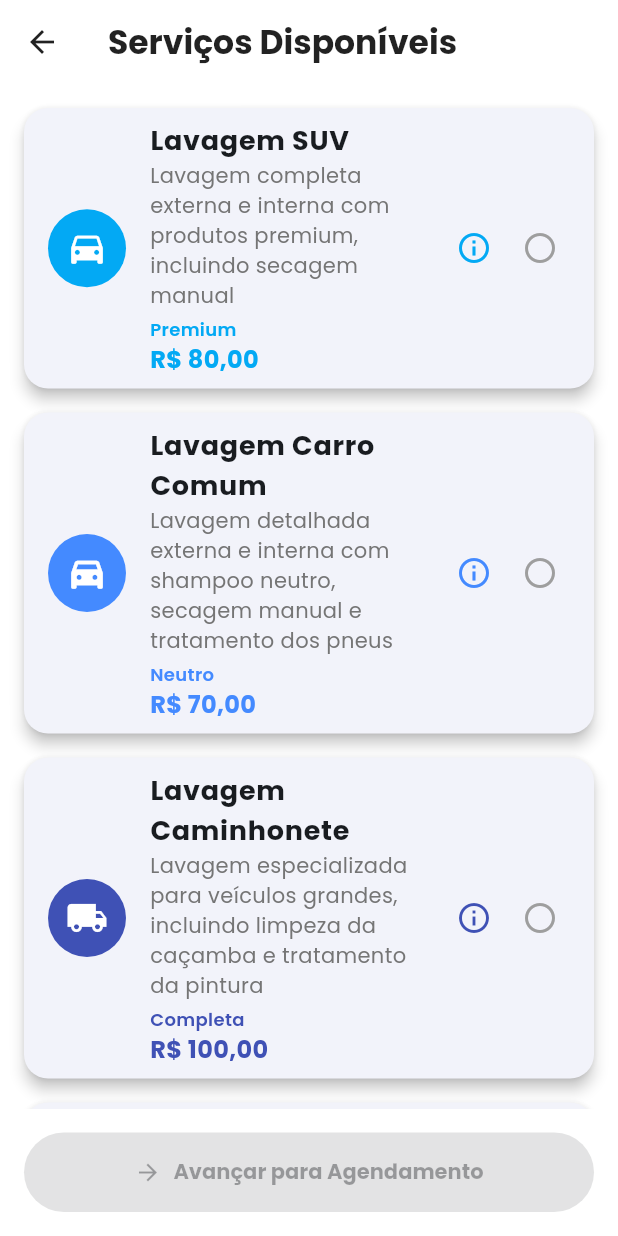
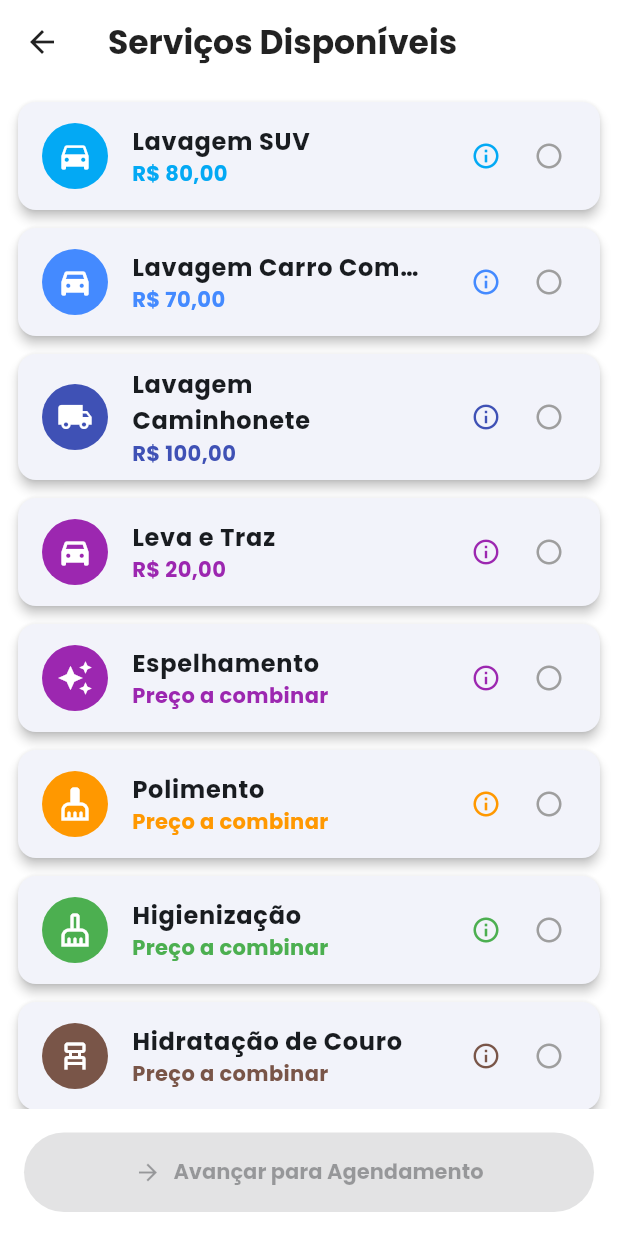
Before and after one commit to LuCasRochA2023/ftw_solucoes_tcc, a Flutter app: the AvailableServicesScreen screen opened directly with empty values, on a phone screen of 412 x 824 dp. Run offline on Flutter 3.47's test engine with Material 3 defaults, Android fonts, the phone set to English and light mode, and no system bars; our stand-ins replace cached_network_image, cloud_firestore, dio, firebase_auth, firebase_core, firebase_storage and 8 more; missing offline and left inert: firebase_app_check; accounts and stored records are empty; generated files the repository leaves out were written again.

Commit message:
app 06/08 last release

```diff
--- a/lib/screens/available_services_screen.dart
+++ b/lib/screens/available_services_screen.dart
@@ -416,7 +416,7 @@ class _AvailableServicesScreenState extends State<AvailableServicesScreen> {
         'title': 'Lavagem SUV',
         'subtitle': 'Premium',
         'description':
-            'Lavagem completa externa e interna com produtos premium, incluindo secagem manual',
+            'Lavagem completa externa e interna com produtos premium',
         'icon': Icons.directions_car,
         'color': Colors.lightBlue,
         'price': 'R\$ 80,00',
@@ -424,8 +424,7 @@ class _AvailableServicesScreenState extends State<AvailableServicesScreen> {
       {
         'title': 'Lavagem Carro Comum',
         'subtitle': 'Neutro',
-        'description':
-            'Lavagem detalhada externa e interna com shampoo neutro, secagem manual e tratamento dos pneus',
+        'description': 'Lavagem detalhada externa e interna com shampoo neutro',
         'icon': Icons.directions_car_filled,
         'color': Colors.blueAccent,
         'price': 'R\$ 70,00',
@@ -433,8 +432,7 @@ class _AvailableServicesScreenState extends State<AvailableServicesScreen> {
       {
         'title': 'Lavagem Caminhonete',
         'subtitle': 'Completa',
-        'description':
-            'Lavagem especializada para veículos grandes, incluindo limpeza da caçamba e tratamento da pintura',
+        'description': 'Lavagem especializada para veículos grandes',
         'icon': Icons.local_shipping,
         'color': Colors.indigo,
         'price': 'R\$ 100,00',
@@ -442,8 +440,7 @@ class _AvailableServicesScreenState extends State<AvailableServicesScreen> {
       {
         'title': 'Leva e Traz',
         'subtitle': 'Busca + Entrega',
-        'description':
-            'Serviço completo de busca, lavagem e entrega do seu veículo no local combinado',
+        'description': 'Busca, lavagem e entrega do veículo',
         'icon': Icons.directions_car_filled,
         'color': Colors.purple,
         'price': 'R\$ 20,00',
@@ -454,8 +451,7 @@ class _AvailableServicesScreenState extends State<AvailableServicesScreen> {
       {
         'title': 'Espelhamento',
         'subtitle': 'Riscos',
-        'description':
-            'Remoção de riscos superficiais e correção de manchas para restaurar o brilho original da pintura',
+        'description': 'Remoção de riscos superficiais e correção de manchas',
         'icon': Icons.auto_awesome,
         'color': Colors.purple,
         'price': 'Preço a combinar',
@@ -463,8 +459,7 @@ class _AvailableServicesScreenState extends State<AvailableServicesScreen> {
       {
         'title': 'Polimento',
         'subtitle': 'Profundo',
-        'description':
-            'Correção de imperfeições profundas na pintura para restaurar o brilho e acabamento original',
+        'description': 'Correção de imperfeições profundas na pintura',
         'icon': Icons.cleaning_services,
         'color': Colors.orange,
         'price': 'Preço a combinar',
@@ -472,8 +467,7 @@ class _AvailableServicesScreenState extends State<AvailableServicesScreen> {
       {
         'title': 'Higienização',
         'subtitle': 'Profunda',
-        'description':
-            'Limpeza profunda do interior com extratora, remoção de odores e tratamento antibacteriano',
+        'description': 'Limpeza profunda do interior com extratora',
         'icon': Icons.cleaning_services_outlined,
         'color': Colors.green,
         'price': 'Preço a combinar',
@@ -481,8 +475,7 @@ class _AvailableServicesScreenState extends State<AvailableServicesScreen> {
       {
         'title': 'Hidratação de Couro',
         'subtitle': 'Especializado',
-        'description':
-            'Limpeza, hidratação e proteção de bancos e painéis em couro para manter a durabilidade e aparência',
+        'description': 'Limpeza, hidratação e proteção de bancos em couro',
         'icon': Icons.chair_alt,
         'color': Colors.brown,
         'price': 'Preço a combinar',
@@ -490,8 +483,7 @@ class _AvailableServicesScreenState extends State<AvailableServicesScreen> {
       {
         'title': 'Enceramento',
         'subtitle': 'Carnaúba',
-        'description':
-            'Aplicação de cera de carnaúba natural para proteção da pintura e brilho intenso e duradouro',
+        'description': 'Aplicação de cera de carnaúba natural',
         'icon': Icons.auto_awesome_motion,
         'color': Colors.teal,
         'price': 'Preço a combinar',
@@ -499,8 +491,7 @@ class _AvailableServicesScreenState extends State<AvailableServicesScreen> {
       {
         'title': 'Cristalização de Faróis',
         'subtitle': 'Restauração',
-        'description':
-            'Restauração do brilho original dos faróis com remoção de amarelamento e aplicação de proteção UV',
+        'description': 'Restauração do brilho original dos faróis',
         'icon': Icons.lightbulb_outline,
         'color': Colors.amber,
         'price': 'Preço a combinar',
@@ -508,8 +499,7 @@ class _AvailableServicesScreenState extends State<AvailableServicesScreen> {
       {
         'title': 'Remoção de chuva ácida',
         'subtitle': 'Tratamento Especializado',
-        'description':
-            'Tratamento especializado para remover manchas causadas por chuva ácida na pintura com produtos específicos',
+        'description': 'Tratamento para remover manchas de chuva ácida',
         'icon': Icons.water_drop,
         'color': Colors.blueGrey,
         'price': 'Preço a combinar',
@@ -517,8 +507,7 @@ class _AvailableServicesScreenState extends State<AvailableServicesScreen> {
       {
         'title': 'Lavagem do motor',
         'subtitle': 'Limpeza Segura',
-        'description':
-            'Lavagem segura do compartimento do motor com proteção de componentes elétricos',
+        'description': 'Lavagem segura do compartimento do motor',
         'icon': Icons.settings,
         'color': Colors.grey,
         'price': 'Preço a combinar',
@@ -526,8 +515,7 @@ class _AvailableServicesScreenState extends State<AvailableServicesScreen> {
       {
         'title': 'Revitalização de para-choques e plásticos',
         'subtitle': 'Restauração + Proteção',
-        'description':
-            'Restauração da cor original e proteção de para-choques e plásticos externos com produtos específicos',
+        'description': 'Restauração da cor original e proteção',
         'icon': Icons.crop_16_9,
         'color': Colors.black54,
         'price': 'Preço a combinar',
@@ -535,8 +523,7 @@ class _AvailableServicesScreenState extends State<AvailableServicesScreen> {
       {
         'title': 'Higienização interna com extratora',
         'subtitle': 'Limpeza Profunda',
-        'description':
-            'Limpeza profunda de estofados e carpetes com extratora profissional e produtos específicos',
+        'description': 'Limpeza profunda de estofados e carpetes',
         'icon': Icons.chair,
         'color': Colors.lightGreen,
         'price': 'Preço a combinar',
@@ -544,16 +531,14 @@ class _AvailableServicesScreenState extends State<AvailableServicesScreen> {
       {
         'title': 'Micropintura',
         'subtitle': 'Correção + Polimento',
-        'description':
-            'Correção de pequenos riscos e arranhões com tinta original e polimento',
+        'description': 'Correção de pequenos riscos e arranhões',
         'icon': Icons.brush,
         'color': Colors.deepOrange,
         'price': 'Preço a combinar',
       },
       {
         'title': 'Lavagem por baixo do veículo',
-        'description':
-            'Limpeza completa da parte inferior com aplicação de protetor anticorrosivo',
+        'description': 'Limpeza completa da parte inferior',
         'icon': Icons.vertical_align_bottom,
         'color': Colors.brown,
         'price': 'Preço a combinar',
@@ -605,21 +590,21 @@ class _AvailableServicesScreenState extends State<AvailableServicesScreen> {
             ),
           Expanded(
             child: ListView.builder(
-              padding: const EdgeInsets.all(16),
+              padding: const EdgeInsets.all(12),
               itemCount: services.length,
               itemBuilder: (context, index) {
                 final service = services[index];
                 final isSelected = _selectedIndexes.contains(index);
                 return Card(
-                  margin: const EdgeInsets.only(bottom: 16),
-                  elevation: 4,
+                  margin: const EdgeInsets.only(bottom: 12),
+                  elevation: 3,
                   shape: RoundedRectangleBorder(
-                    borderRadius: BorderRadius.circular(16),
+                    borderRadius: BorderRadius.circular(12),
                   ),
                   child: ListTile(
                     onTap: () => _onServiceTap(index, service),
                     leading: Container(
-                      padding: const EdgeInsets.all(12),
+                      padding: const EdgeInsets.all(10),
                       decoration: BoxDecoration(
                         color: service['title'] == 'Leva e Traz' &&
                                 !_levaETrazAvailable
@@ -630,7 +615,7 @@ class _AvailableServicesScreenState extends State<AvailableServicesScreen> {
                       child: Icon(
                         service['icon'],
                         color: Colors.white,
-                        size: 28,
+                        size: 24,
                       ),
                     ),
                     trailing: Row(
@@ -642,13 +627,13 @@ class _AvailableServicesScreenState extends State<AvailableServicesScreen> {
                           icon: Icon(
                             Icons.info_outline,
                             color: service['color'],
-                            size: 24,
+                            size: 20,
                           ),
                           tooltip: 'Saiba mais sobre este serviço',
                           padding: EdgeInsets.zero,
                           constraints: const BoxConstraints(
-                            minWidth: 40,
-                            minHeight: 40,
+                            minWidth: 32,
+                            minHeight: 32,
                           ),
                         ),
                         const SizedBox(width: 8),
@@ -658,6 +643,7 @@ class _AvailableServicesScreenState extends State<AvailableServicesScreen> {
                               ? Icons.check_circle
                               : Icons.circle_outlined,
                           color: isSelected ? service['color'] : Colors.grey,
+                          size: 20,
                         ),
                       ],
                     ),
@@ -667,67 +653,51 @@ class _AvailableServicesScreenState extends State<AvailableServicesScreen> {
                           child: Text(
                             service['title'],
                             style: GoogleFonts.poppins(
-                              fontSize: 18,
+                              fontSize: 16,
                               fontWeight: FontWeight.bold,
                               color: service['title'] == 'Leva e Traz' &&
                                       !_levaETrazAvailable
                                   ? Colors.grey
                                   : null,
                             ),
+                            maxLines: service['title'] == 'Lavagem Caminhonete'
+                                ? 2
+                                : 1,
+                            overflow: TextOverflow.ellipsis,
                           ),
                         ),
                         if (service['title'] == 'Leva e Traz' &&
-                            !_levaETrazAvailable)
+                            !_levaETrazAvailable) ...[
+                          const SizedBox(width: 8),
                           Container(
                             padding: const EdgeInsets.symmetric(
-                                horizontal: 8, vertical: 4),
+                                horizontal: 6, vertical: 2),
                             decoration: BoxDecoration(
                               color: Colors.orange,
-                              borderRadius: BorderRadius.circular(12),
+                              borderRadius: BorderRadius.circular(8),
                             ),
                             child: Text(
                               'Fora da área',
                               style: GoogleFonts.poppins(
-                                fontSize: 10,
+                                fontSize: 8,
                                 color: Colors.white,
                                 fontWeight: FontWeight.w600,
                               ),
                             ),
                           ),
+                        ],
                       ],
                     ),
-                    subtitle: Column(
-                      crossAxisAlignment: CrossAxisAlignment.start,
-                      children: [
-                        Text(
-                          service['description'],
-                          style: GoogleFonts.poppins(
-                            color: Colors.grey[600],
-                          ),
-                        ),
-                        if (service['subtitle'] != null)
-                          Padding(
-                            padding: const EdgeInsets.only(top: 4),
-                            child: Text(
-                              service['subtitle'],
-                              style: GoogleFonts.poppins(
-                                color: service['color'],
-                                fontWeight: FontWeight.w600,
-                                fontSize: 12,
-                              ),
-                            ),
-                          ),
-                        if (service['price'] != null)
-                          Text(
+                    subtitle: service['price'] != null
+                        ? Text(
                             service['price'],
                             style: GoogleFonts.poppins(
                               color: service['color'],
                               fontWeight: FontWeight.bold,
-                              fontSize: 16,
+                              fontSize: 14,
                             ),
-                          ),
-                      ],
-                    ),
+                          )
+                        : null,
                   ),
                 );
               },
--- a/lib/screens/schedule_service_screen.dart
+++ b/lib/screens/schedule_service_screen.dart
@@ -390,7 +390,25 @@ class _ScheduleServiceScreenState extends State<ScheduleServiceScreen> {
           .add(appointmentData);
 
       if (mounted) {
-        // Mostrar tela de sucesso em vez de ir para pagamento
+        // Verificar se há serviços com valor para determinar o fluxo
+        if (_hasServicesWithPrice() && totalAmount > 0) {
+          // Redirecionar para tela de pagamento
+          Navigator.push(
+            context,
+            MaterialPageRoute(
+              builder: (context) => PaymentScreen(
+                amount: totalAmount,
+                serviceTitle: _serviceTitles,
+                serviceDescription: widget.services.map((s) => s['description'] as String).join(', '),
+                carId: _selectedCar!['id'],
+                carModel: _selectedCar!['model'],
+                carPlate: _selectedCar!['plate'],
+                appointmentId: docRef.id,
+              ),
+            ),
+          );
+        } else {
+          // Mostrar dialog de sucesso para serviços sem valor
           showDialog(
             context: context,
             barrierDismissible: false,
@@ -465,17 +483,10 @@ class _ScheduleServiceScreenState extends State<ScheduleServiceScreen> {
                             style: GoogleFonts.poppins(fontSize: 14),
                             overflow: TextOverflow.visible,
                           ),
-                        if (_hasServicesWithPrice()) ...[
-                          Text(
-                            '• Valor: R\$ ${totalAmount.toStringAsFixed(2).replaceAll('.', ',')}',
-                            style: GoogleFonts.poppins(fontSize: 14),
-                          ),
-                        ] else ...[
                           Text(
                             '• Valor: Preço a combinar',
                             style: GoogleFonts.poppins(fontSize: 14),
                           ),
-                        ],
                         ],
                       ),
                     ),
@@ -513,6 +524,7 @@ class _ScheduleServiceScreenState extends State<ScheduleServiceScreen> {
               ],
             ),
           );
+        }
       }
     } catch (e) {
       debugPrint('Error scheduling service: $e');
```
Lines whose indentation alone changed are shown as unchanged.
